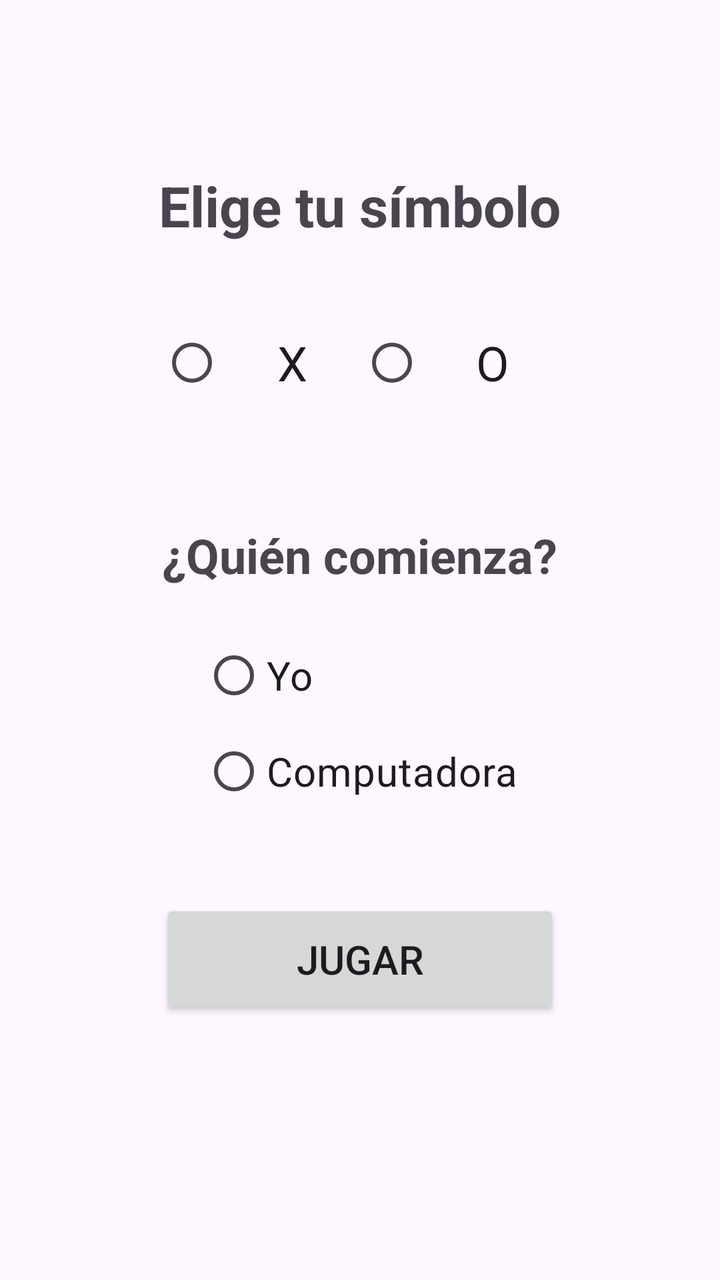
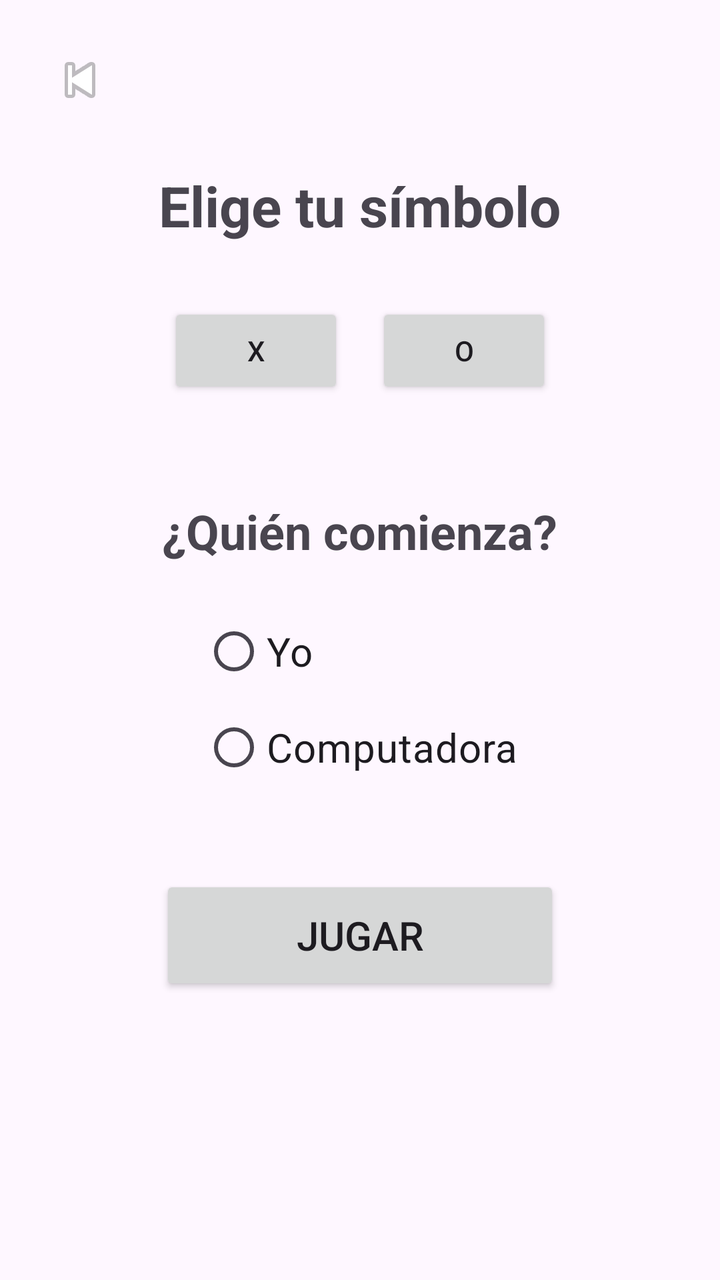

Two renders of the same Android screen: before a commit and after it. Below are the layout's source before the change and the commit's diff.
<!-- AndroidManifest.xml: application theme Theme.ProyectoEDD -->
<!-- res/layout/activity_configuracion.xml -->
<?xml version="1.0" encoding="utf-8"?>
<LinearLayout
    xmlns:android="http://schemas.android.com/apk/res/android"
    android:layout_width="match_parent"
    android:layout_height="match_parent"
    android:orientation="vertical"
    android:gravity="center_horizontal"
    android:padding="24dp">

    <TextView
        android:layout_width="wrap_content"
        android:layout_height="wrap_content"
        android:text="Elige tu símbolo"
        android:textSize="28sp"
        android:textStyle="bold"
        android:layout_marginTop="60dp"
        android:layout_marginBottom="30dp"/>

    <RadioGroup
        android:id="@+id/rgSimbolo"
        android:layout_width="wrap_content"
        android:layout_height="wrap_content"
        android:orientation="horizontal">

        <RadioButton
            android:id="@+id/rbX"
            android:layout_width="100dp"
            android:layout_height="60dp"
            android:text="X"
            android:textSize="24sp"
            android:gravity="center"/>

        <RadioButton
            android:id="@+id/rbO"
            android:layout_width="100dp"
            android:layout_height="60dp"
            android:text="O"
            android:textSize="24sp"
            android:gravity="center"/>

    </RadioGroup>

    <TextView
        android:layout_width="wrap_content"
        android:layout_height="wrap_content"
        android:text="¿Quién comienza?"
        android:textSize="24sp"
        android:textStyle="bold"
        android:layout_marginTop="50dp"
        android:layout_marginBottom="20dp"/>

    <RadioGroup
        android:id="@+id/rgTurno"
        android:layout_width="wrap_content"
        android:layout_height="wrap_content">

        <RadioButton
            android:id="@+id/rbHumano"
            android:layout_width="wrap_content"
            android:layout_height="wrap_content"
            android:text="Yo"
            android:textSize="20sp"/>

        <RadioButton
            android:id="@+id/rbComputadora"
            android:layout_width="wrap_content"
            android:layout_height="wrap_content"
            android:text="Computadora"
            android:textSize="20sp"/>

    </RadioGroup>

    <Button
        android:id="@+id/btnContinuar"
        android:layout_width="200dp"
        android:layout_height="60dp"
        android:text="Jugar"
        android:textSize="20sp"
        android:layout_marginTop="40dp"/>

</LinearLayout>
<!-- resources referenced by this layout -->
<resources>
  <style name="Theme.ProyectoEDD" parent="Base.Theme.ProyectoEDD" />
  <style name="Base.Theme.ProyectoEDD" parent="Theme.Material3.DayNight.NoActionBar">
          
          
      </style>
</resources>

<!-- the commit's change to res/layout/activity_configuracion.xml (unified diff, before → after) -->
@@ -1,81 +1,96 @@
 <?xml version="1.0" encoding="utf-8"?>
-<LinearLayout
+<RelativeLayout
     xmlns:android="http://schemas.android.com/apk/res/android"
     android:layout_width="match_parent"
-    android:layout_height="match_parent"
-    android:orientation="vertical"
-    android:gravity="center_horizontal"
-    android:padding="24dp">
+    android:layout_height="match_parent">
 
-    <TextView
-        android:layout_width="wrap_content"
-        android:layout_height="wrap_content"
-        android:text="Elige tu símbolo"
-        android:textSize="28sp"
-        android:textStyle="bold"
-        android:layout_marginTop="60dp"
-        android:layout_marginBottom="30dp"/>
+    
+    <ImageButton
+        android:id="@+id/btnRegresarInicio"
+        android:layout_width="48dp"
+        android:layout_height="48dp"
+        android:src="@android:drawable/ic_media_previous"
+        android:background="?attr/selectableItemBackgroundBorderless"
+        android:contentDescription="Regresar al inicio"
+        android:layout_alignParentStart="true"
+        android:layout_alignParentTop="true"
+        android:layout_margin="16dp" />
 
-    <RadioGroup
-        android:id="@+id/rgSimbolo"
-        android:layout_width="wrap_content"
-        android:layout_height="wrap_content"
-        android:orientation="horizontal">
+    
+    <LinearLayout
+        android:layout_width="match_parent"
+        android:layout_height="match_parent"
+        android:orientation="vertical"
+        android:gravity="center_horizontal"
+        android:padding="24dp">
 
-        <RadioButton
-            android:id="@+id/rbX"
-            android:layout_width="100dp"
-            android:layout_height="60dp"
-            android:text="X"
-            android:textSize="24sp"
-            android:gravity="center"/>
-
-        <RadioButton
-            android:id="@+id/rbO"
-            android:layout_width="100dp"
-            android:layout_height="60dp"
-            android:text="O"
-            android:textSize="24sp"
-            android:gravity="center"/>
-
-    </RadioGroup>
-
-    <TextView
-        android:layout_width="wrap_content"
-        android:layout_height="wrap_content"
-        android:text="¿Quién comienza?"
-        android:textSize="24sp"
-        android:textStyle="bold"
-        android:layout_marginTop="50dp"
-        android:layout_marginBottom="20dp"/>
-
-    <RadioGroup
-        android:id="@+id/rgTurno"
-        android:layout_width="wrap_content"
-        android:layout_height="wrap_content">
-
-        <RadioButton
-            android:id="@+id/rbHumano"
+        <TextView
             android:layout_width="wrap_content"
             android:layout_height="wrap_content"
-            android:text="Yo"
-            android:textSize="20sp"/>
+            android:text="Elige tu símbolo"
+            android:textSize="28sp"
+            android:textStyle="bold"
+            android:layout_marginTop="60dp"
+            android:layout_marginBottom="30dp"/>
 
-        <RadioButton
-            android:id="@+id/rbComputadora"
+        
+        <LinearLayout
+            android:layout_width="match_parent"
+            android:layout_height="wrap_content"
+            android:orientation="horizontal"
+            android:gravity="center">
+
+            <Button
+                android:id="@+id/btnX"
+                android:layout_width="wrap_content"
+                android:layout_height="wrap_content"
+                android:text="X"
+                android:layout_marginEnd="16dp"/>
+
+            <Button
+                android:id="@+id/btnO"
+                android:layout_width="wrap_content"
+                android:layout_height="wrap_content"
+                android:text="O" />
+        </LinearLayout>
+
+        <TextView
             android:layout_width="wrap_content"
             android:layout_height="wrap_content"
-            android:text="Computadora"
-            android:textSize="20sp"/>
+            android:text="¿Quién comienza?"
+            android:textSize="24sp"
+            android:textStyle="bold"
+            android:layout_marginTop="50dp"
+            android:layout_marginBottom="20dp"/>
 
-    </RadioGroup>
+        <RadioGroup
+            android:id="@+id/rgTurno"
+            android:layout_width="wrap_content"
+            android:layout_height="wrap_content">
 
-    <Button
-        android:id="@+id/btnContinuar"
-        android:layout_width="200dp"
-        android:layout_height="60dp"
-        android:text="Jugar"
-        android:textSize="20sp"
-        android:layout_marginTop="40dp"/>
+            <RadioButton
+                android:id="@+id/rbHumano"
+                android:layout_width="wrap_content"
+                android:layout_height="wrap_content"
+                android:text="Yo"
+                android:textSize="20sp"/>
 
-</LinearLayout>
+            <RadioButton
+                android:id="@+id/rbComputadora"
+                android:layout_width="wrap_content"
+                android:layout_height="wrap_content"
+                android:text="Computadora"
+                android:textSize="20sp"/>
+
+        </RadioGroup>
+
+        <Button
+            android:id="@+id/btnContinuar"
+            android:layout_width="200dp"
+            android:layout_height="60dp"
+            android:text="Jugar"
+            android:textSize="20sp"
+            android:layout_marginTop="40dp"/>
+
+    </LinearLayout>
+</RelativeLayout>
